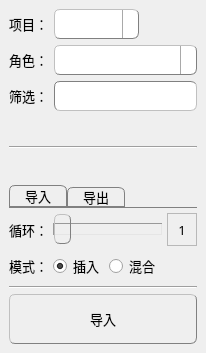
This is commons/ui/motionLib.ui in lonegather/Barbarian as Qt 5 draws it before an edit. The edited form follows.
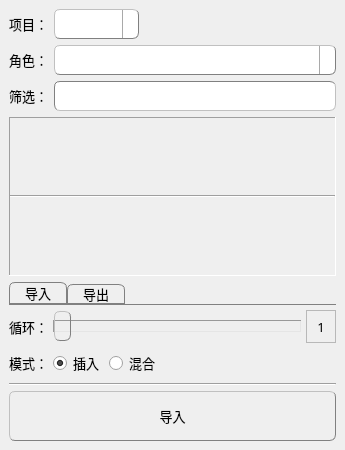
This is the edited form. Icons and pictures are not drawn.

```diff
--- a/commons/ui/motionLib.ui
+++ b/commons/ui/motionLib.ui
@@ -6,10 +6,16 @@
    <rect>
     <x>0</x>
     <y>0</y>
-    <width>206</width>
-    <height>353</height>
+    <width>345</width>
+    <height>450</height>
    </rect>
   </property>
+  <property name="minimumSize">
+   <size>
+    <width>345</width>
+    <height>450</height>
+   </size>
+  </property>
   <property name="font">
    <font>
     <family>微软雅黑</family>
@@ -33,6 +39,35 @@
 	
 }
 
+QmayaIconTextRadioButton{
+	background-color: qlineargradient(spread:pad, x1:0, y1:0, x2:0, y2:1, 
+                                      stop:0 rgba(150, 150, 150, 255),
+									  stop:0.48 rgba(80, 80, 80, 255), 
+                                      stop:0.52 rgba(50, 50, 50, 255), 
+                                      stop:1 rgba(70, 70, 70, 255));
+	border-style: outset;
+	border-width: 1px;
+	border-radius: 6px;
+	border-color: gray;
+	padding: 6px;
+}
+
+QmayaIconTextRadioButton:hover{
+	background-color: qlineargradient(spread:pad, x1:0, y1:0, x2:0, y2:1, 
+                                      stop:0 rgba(150, 150, 150, 255),
+									  stop:0.48 rgba(90, 90, 90, 255), 
+                                      stop:0.52 rgba(60, 60, 60, 255), 
+                                      stop:1 rgba(100, 100, 100, 255));
+}
+
+QmayaIconTextRadioButton:checked{
+	background-color: qlineargradient(spread:pad, x1:0, y1:0, x2:0, y2:1, 
+                                      stop:0 rgba(150, 80, 150, 255), 
+                                      stop:0.3 rgba(100, 20, 100, 255), 
+                                      stop:1 rgba(70, 0, 70, 255));
+	border-style: inset;
+}
+
 QTabWidget::pane { /* The tab widget frame */
     border-top: 1px solid gray;
 	position: absolute;
@@ -309,22 +344,31 @@
        </size>
       </property>
       <property name="frameShape">
-       <enum>QFrame::NoFrame</enum>
+       <enum>QFrame::Panel</enum>
       </property>
       <property name="frameShadow">
-       <enum>QFrame::Plain</enum>
+       <enum>QFrame::Sunken</enum>
       </property>
       <property name="lineWidth">
-       <number>0</number>
+       <number>1</number>
       </property>
-      <layout class="QVBoxLayout" name="motionLibMayaControlLocator">
+      <layout class="QGridLayout" name="motionLibMayaControlLocator">
+       <property name="leftMargin">
+        <number>0</number>
+       </property>
+       <property name="topMargin">
+        <number>0</number>
+       </property>
+       <property name="rightMargin">
+        <number>0</number>
+       </property>
+       <property name="bottomMargin">
+        <number>0</number>
+       </property>
        <property name="spacing">
         <number>0</number>
        </property>
-       <property name="margin">
-        <number>0</number>
-       </property>
-       <item>
+       <item row="0" column="0">
         <widget class="Line" name="line_3">
          <property name="orientation">
           <enum>Qt::Horizontal</enum>
```
